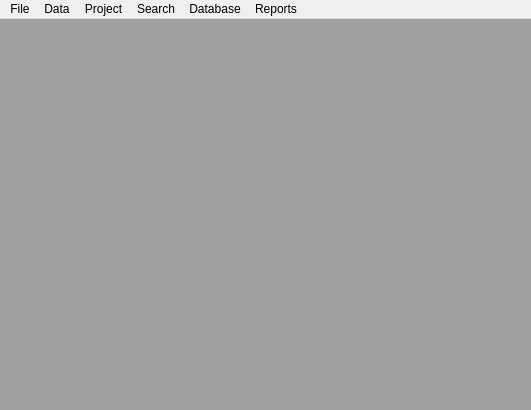
This is mainwindow.ui in adamb924/Gloss as Qt 5 draws it before an edit. The edited form follows.
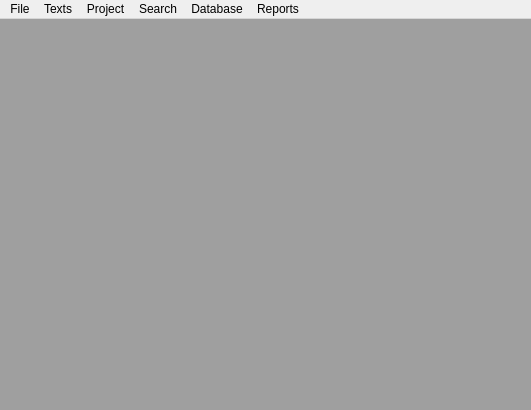
This is the edited form.

The edit to the form file:
```diff
--- a/mainwindow.ui
+++ b/mainwindow.ui
@@ -46,7 +46,7 @@
    </widget>
    <widget class="QMenu" name="menuData">
     <property name="title">
-     <string>Data</string>
+     <string>Texts</string>
     </property>
     <addaction name="actionOpen_text"/>
     <addaction name="separator"/>
```
Left out of the diff: 6 changed lines with no effect on the pictures.
